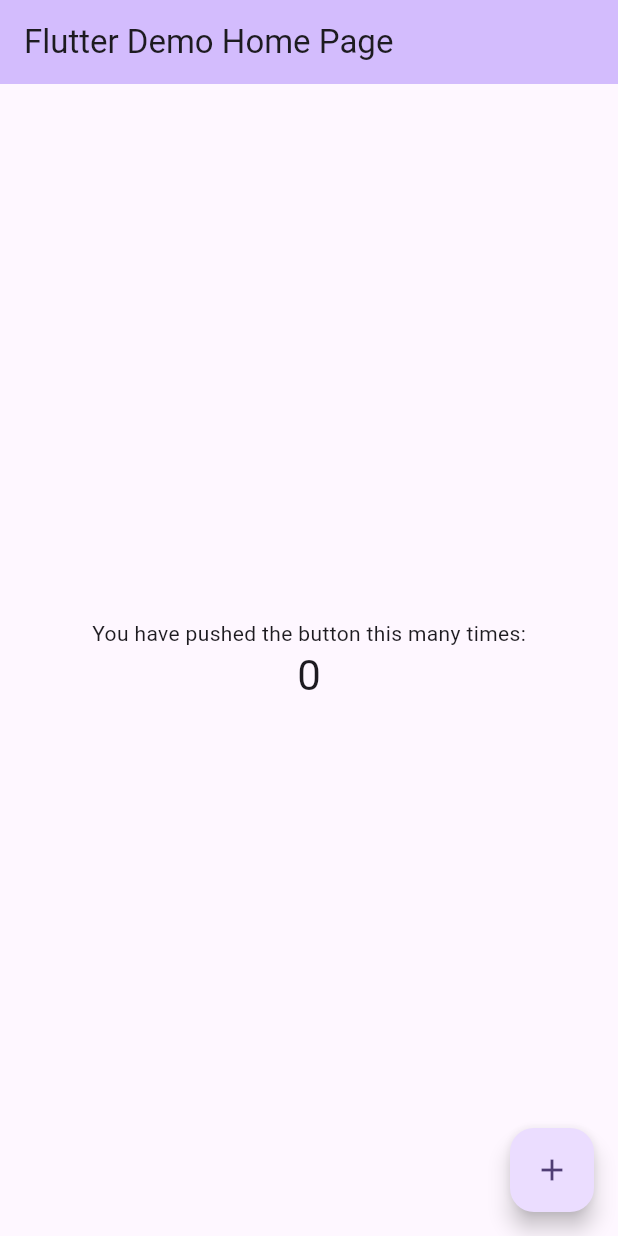
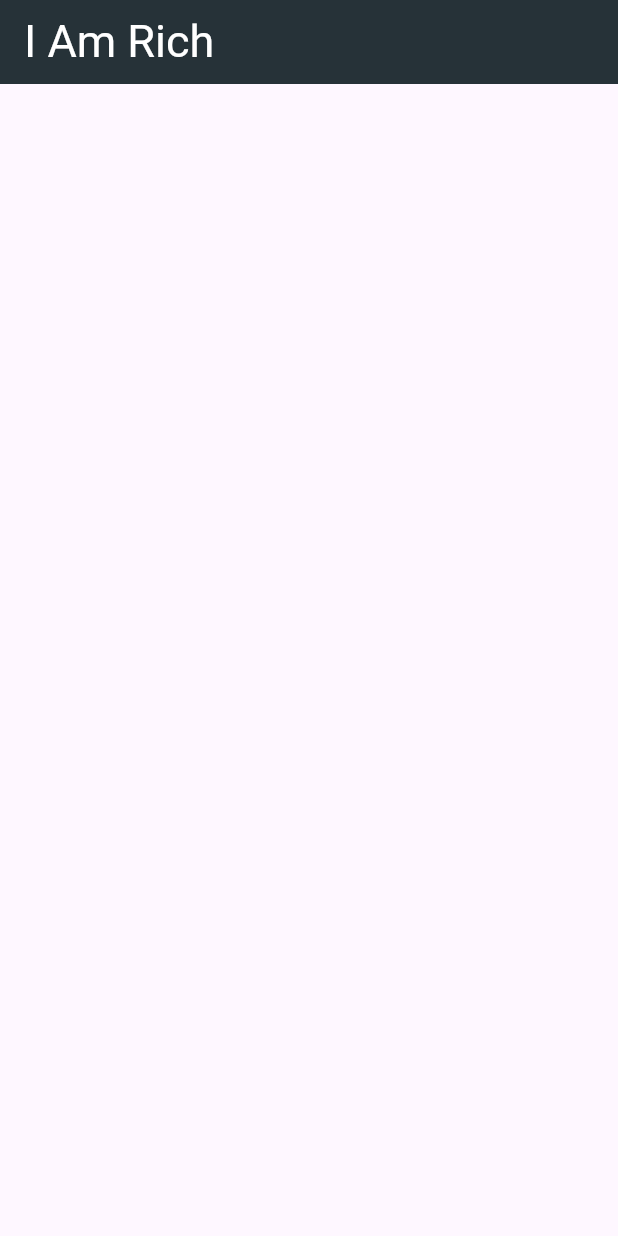
Before and after one commit to SheeloveDol/i_am_rich, a Flutter app: the screen it shows after launch, on a phone screen of 412 x 824 dp. Run offline on Flutter 3.47's test engine with Material 3 defaults, Android fonts, the phone set to English and light mode, and no system bars.

Commit message:
Added AppBar Widget

```diff
--- a/lib/main.dart
+++ b/lib/main.dart
@@ -1,125 +1,15 @@
 import 'package:flutter/material.dart';
 
 void main() {
-  runApp(const MyApp());
+  runApp(MaterialApp(
+    home: Scaffold(
+      appBar: AppBar(
+        title: const Text(
+          "I Am Rich",
+          style: TextStyle(color: Colors.white, fontSize: 30),
+        ),
+        backgroundColor: Colors.blueGrey[900],
+      ),
+    ),
+  ));
 }
-
-class MyApp extends StatelessWidget {
-  const MyApp({super.key});
-
-  // This widget is the root of your application.
-  @override
-  Widget build(BuildContext context) {
-    return MaterialApp(
-      title: 'Flutter Demo',
-      theme: ThemeData(
-        // This is the theme of your application.
-        //
-        // TRY THIS: Try running your application with "flutter run". You'll see
-        // the application has a purple toolbar. Then, without quitting the app,
-        // try changing the seedColor in the colorScheme below to Colors.green
-        // and then invoke "hot reload" (save your changes or press the "hot
-        // reload" button in a Flutter-supported IDE, or press "r" if you used
-        // the command line to start the app).
-        //
-        // Notice that the counter didn't reset back to zero; the application
-        // state is not lost during the reload. To reset the state, use hot
-        // restart instead.
-        //
-        // This works for code too, not just values: Most code changes can be
-        // tested with just a hot reload.
-        colorScheme: ColorScheme.fromSeed(seedColor: Colors.deepPurple),
-        useMaterial3: true,
-      ),
-      home: const MyHomePage(title: 'Flutter Demo Home Page'),
-    );
-  }
-}
-
-class MyHomePage extends StatefulWidget {
-  const MyHomePage({super.key, required this.title});
-
-  // This widget is the home page of your application. It is stateful, meaning
-  // that it has a State object (defined below) that contains fields that affect
-  // how it looks.
-
-  // This class is the configuration for the state. It holds the values (in this
-  // case the title) provided by the parent (in this case the App widget) and
-  // used by the build method of the State. Fields in a Widget subclass are
-  // always marked "final".
-
-  final String title;
-
-  @override
-  State<MyHomePage> createState() => _MyHomePageState();
-}
-
-class _MyHomePageState extends State<MyHomePage> {
-  int _counter = 0;
-
-  void _incrementCounter() {
-    setState(() {
-      // This call to setState tells the Flutter framework that something has
-      // changed in this State, which causes it to rerun the build method below
-      // so that the display can reflect the updated values. If we changed
-      // _counter without calling setState(), then the build method would not be
-      // called again, and so nothing would appear to happen.
-      _counter++;
-    });
-  }
-
-  @override
-  Widget build(BuildContext context) {
-    // This method is rerun every time setState is called, for instance as done
-    // by the _incrementCounter method above.
-    //
-    // The Flutter framework has been optimized to make rerunning build methods
-    // fast, so that you can just rebuild anything that needs updating rather
-    // than having to individually change instances of widgets.
-    return Scaffold(
-      appBar: AppBar(
-        // TRY THIS: Try changing the color here to a specific color (to
-        // Colors.amber, perhaps?) and trigger a hot reload to see the AppBar
-        // change color while the other colors stay the same.
-        backgroundColor: Theme.of(context).colorScheme.inversePrimary,
-        // Here we take the value from the MyHomePage object that was created by
-        // the App.build method, and use it to set our appbar title.
-        title: Text(widget.title),
-      ),
-      body: Center(
-        // Center is a layout widget. It takes a single child and positions it
-        // in the middle of the parent.
-        child: Column(
-          // Column is also a layout widget. It takes a list of children and
-          // arranges them vertically. By default, it sizes itself to fit its
-          // children horizontally, and tries to be as tall as its parent.
-          //
-          // Column has various properties to control how it sizes itself and
-          // how it positions its children. Here we use mainAxisAlignment to
-          // center the children vertically; the main axis here is the vertical
-          // axis because Columns are vertical (the cross axis would be
-          // horizontal).
-          //
-          // TRY THIS: Invoke "debug painting" (choose the "Toggle Debug Paint"
-          // action in the IDE, or press "p" in the console), to see the
-          // wireframe for each widget.
-          mainAxisAlignment: MainAxisAlignment.center,
-          children: <Widget>[
-            const Text(
-              'You have pushed the button this many times:',
-            ),
-            Text(
-              '$_counter',
-              style: Theme.of(context).textTheme.headlineMedium,
-            ),
-          ],
-        ),
-      ),
-      floatingActionButton: FloatingActionButton(
-        onPressed: _incrementCounter,
-        tooltip: 'Increment',
-        child: const Icon(Icons.add),
-      ), // This trailing comma makes auto-formatting nicer for build methods.
-    );
-  }
-}
```
Also changed, not shown: 144 other files.
